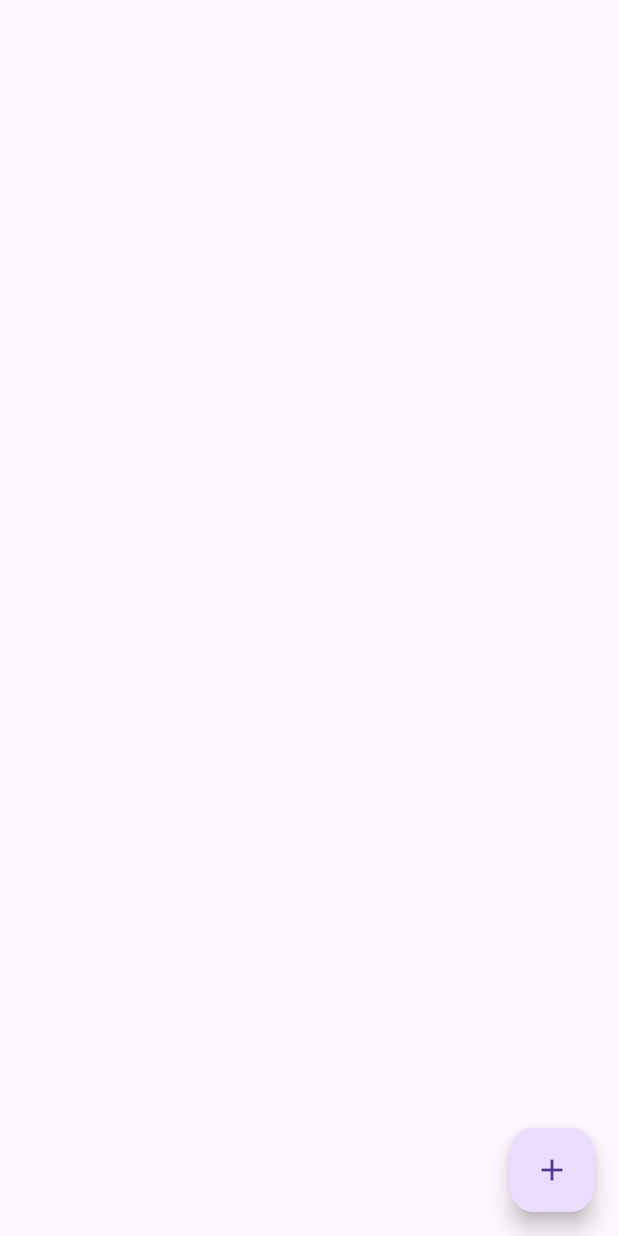
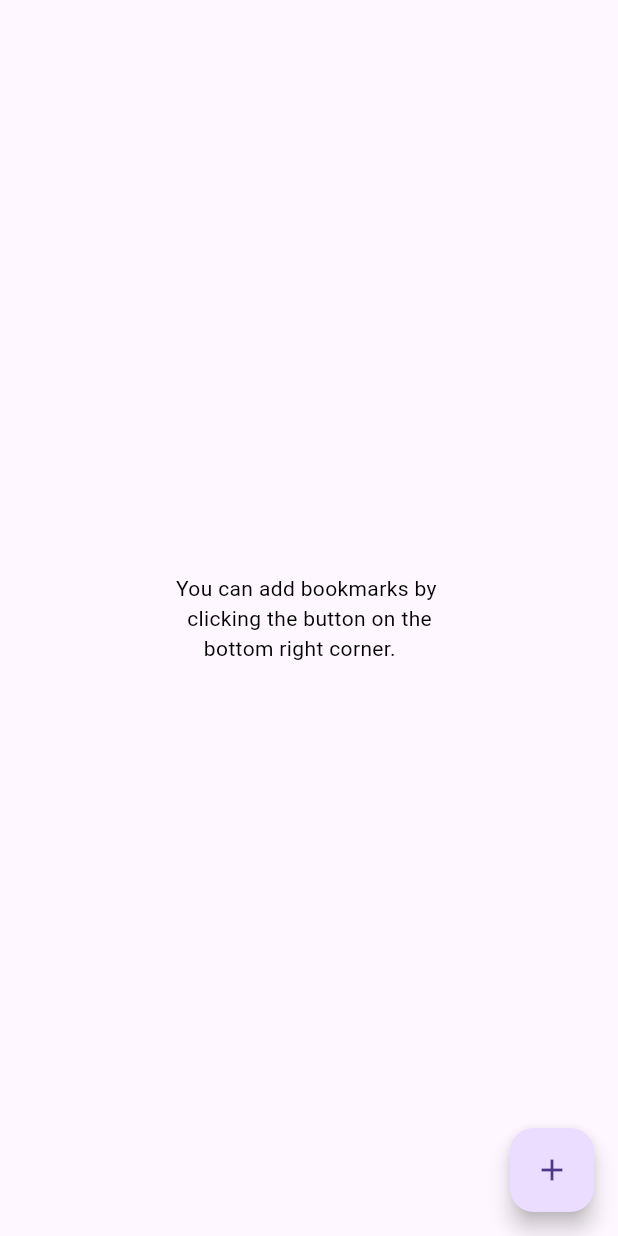
Before and after one commit to omar0176/weather, a Flutter app: the BookmarksPage screen opened directly, on a phone screen of 412 x 824 dp. Run offline on Flutter 3.47's test engine with Material 3 defaults, Android fonts, the phone set to English and light mode, and no system bars; our stand-ins replace geocoding, geolocator, shared_preferences; accounts and stored records are empty.

Commit message:
Today's summary
changes in home_page.dart, bookmarks_page.dart, settings_page.dart, pubspec.yaml, Info.plist, and AndroidManifest.xml

Additions:

- focus on text box for both the home_page.dart and the bookmarks_page.dart.
- Empty bookmarks page text to suggest adding a bookmark.
- added the dependency url launcher(version: 6.3.0) (doesn't work fsr)
- added Info.plist key for url launcher
- added the queries in the AndroidManifest.xml for the url launcher

Bug fixes:

- fixed a bug where clicking away doesn't get you out of the text box in the bookmarks_page.dart

PS: Sebas, don't forget to add the logo and the app name

```diff
--- a/lib/bookmarks_page.dart
+++ b/lib/bookmarks_page.dart
@@ -35,12 +35,19 @@ class BookmarksPageState extends State<BookmarksPage> {
   final List<Bookmark> _bookmarks = [];
 
   bool _isDialogVisible = false; // Variable to toggle the dialog box
+
+  // Controller for the search text box
+  final TextEditingController _searchController = TextEditingController();
+
+  //Focus mode variable
+  final FocusNode _searchFocusNode = FocusNode();
+
+  // Variables to store weather data
   String _temperature = "--";
   String _location = "";
   String _country = "";
   String _highTemp = "--";
   String _lowTemp = "--";
-  final TextEditingController _searchController = TextEditingController();
 
   // Initializes state and fetches current location + loads bookmarks
   @override
@@ -53,6 +60,10 @@ class BookmarksPageState extends State<BookmarksPage> {
   void _toggleTextBox() {
     setState(() {
       _isDialogVisible = !_isDialogVisible;
+      if (_isDialogVisible) {
+        _searchController.clear();
+        _searchFocusNode.requestFocus();
+      }
     });
   }
 
@@ -86,8 +97,10 @@ class BookmarksPageState extends State<BookmarksPage> {
 // Method to fetch weather data for an inputted location
   Future<void> _fetchWeatherForSearch(String location) async {
     try {
-      List<Location> locations = await locationFromAddress(location); // Get the location from the inputted location
-      if (locations.isNotEmpty) { // If the location exists
+      List<Location> locations = await locationFromAddress(
+          location); // Get the location from the inputted location
+      if (locations.isNotEmpty) {
+        // If the location exists
         double latitude = locations[0].latitude;
         double longitude = locations[0].longitude;
 
@@ -97,7 +110,8 @@ class BookmarksPageState extends State<BookmarksPage> {
           _location = location;
         });
       }
-    } catch (e) { // If the location doesn't exist
+    } catch (e) {
+      // If the location doesn't exist
       setState(() {
         showDialog(
             context: context,
@@ -119,8 +133,7 @@ class BookmarksPageState extends State<BookmarksPage> {
                   ),
                 ],
               );
-            }
-        );
+            });
       });
     }
   }
@@ -147,7 +160,8 @@ class BookmarksPageState extends State<BookmarksPage> {
   }
 
 // Modify a bookmark or add a new one
-  void _modifyBookmark(String location, String country, String temperature, String highTemp, String lowTemp) {
+  void _modifyBookmark(String location, String country, String temperature,
+      String highTemp, String lowTemp) {
     setState(() {
       // Check if the _bookmarks list has fewer than 20 bookmarks
       if (_bookmarks.length < 20) {
@@ -159,7 +173,8 @@ class BookmarksPageState extends State<BookmarksPage> {
             builder: (BuildContext context) {
               return AlertDialog(
                 title: const Text('Duplicate Bookmark'),
-                content: const Text('A bookmark with this location already exists.'),
+                content:
+                    const Text('A bookmark with this location already exists.'),
                 actions: <Widget>[
                   Center(
                     child: SizedBox(
@@ -220,7 +235,6 @@ class BookmarksPageState extends State<BookmarksPage> {
     });
   }
 
-
 // Build the bookmarks page UI
   @override
   Widget build(BuildContext context) {
@@ -229,7 +243,15 @@ class BookmarksPageState extends State<BookmarksPage> {
         children: [
           Padding(
             padding: const EdgeInsets.all(5.0),
-            child: ListView.builder(
+            child: _bookmarks.isEmpty // Text to display if there are no bookmarks
+                ? const Center(
+                    child: Text(
+                        'You can add bookmarks by \n  clicking the button on the \n     bottom right corner.',
+                    style: TextStyle(
+                      color: Colors.black,
+                    ),),
+                  )
+                : ListView.builder(
                     itemCount: _bookmarks.length,
                     itemBuilder: (context, index) {
                       final bookmark = _bookmarks[index];
@@ -261,7 +283,8 @@ class BookmarksPageState extends State<BookmarksPage> {
                           subtitle: Row(
                             mainAxisAlignment: MainAxisAlignment.spaceBetween,
                             children: [
-                        Text(bookmark.country), // Use bookmark.country instead of _country
+                              Text(bookmark
+                                  .country), // Use bookmark.country instead of _country
                               Text(
                                   'L:${bookmark.lowTemp}°  H:${bookmark.highTemp}°'), // Use bookmark.lowTemp and bookmark.highTemp
                             ],
@@ -308,7 +331,18 @@ class BookmarksPageState extends State<BookmarksPage> {
                   ),
           ),
           if (_isDialogVisible)
-            BackdropFilter(
+            GestureDetector(
+              // to close the text box when tapped away
+              onTap: () {
+                FocusScopeNode currentFocus = FocusScope.of(context);
+                if (!currentFocus.hasPrimaryFocus) {
+                  currentFocus.unfocus();
+                  _toggleTextBox();
+                }
+              },
+              child: Container(
+                color: Colors.transparent,
+                child: BackdropFilter(
                   filter: ImageFilter.blur(sigmaX: 5, sigmaY: 5),
                   child: Container(
                     color: Colors.black.withOpacity(0.5),
@@ -321,10 +355,12 @@ class BookmarksPageState extends State<BookmarksPage> {
                             width: 300,
                             decoration: BoxDecoration(
                               color: Colors.white,
-                          border: Border.all(color: Colors.black, width: 1.0),
+                              border:
+                                  Border.all(color: Colors.black, width: 1.0),
                               borderRadius: BorderRadius.circular(10),
                             ),
                             child: TextField(
+                              focusNode: _searchFocusNode,
                               controller: _searchController,
                               inputFormatters: [
                                 FilteringTextInputFormatter.allow(
@@ -353,6 +389,8 @@ class BookmarksPageState extends State<BookmarksPage> {
                     ),
                   ),
                 ),
+              ),
+            ),
         ],
       ),
       floatingActionButton: FloatingActionButton(
--- a/pubspec.yaml
+++ b/pubspec.yaml
@@ -37,6 +37,7 @@ dependencies:
   geocoding: ^3.0.0
   intl: ^0.19.0
   timezone: ^0.7.0
+  url_launcher: ^6.3.0
 
 
 
```
Also changed, not shown: lib/home_page.dart (+20 -6 lines), lib/settings_page.dart (+9 -0 lines), pubspec.lock, 7 other files. Lines whose indentation alone changed are shown as unchanged.
